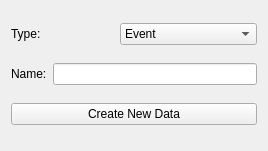
First picture: the form in src/WhiskerToolbox/DataManager_Widget/NewDataWidget/NewDataWidget.ui, repository paulmthompson/WhiskerToolbox, before the edit.
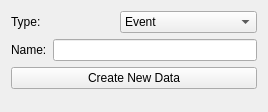
Second picture: the form after the edit.

Commit message: better ui layout for machine learning widget

What changed in the file:
```diff
--- a/src/WhiskerToolbox/DataManager_Widget/NewDataWidget/NewDataWidget.ui
+++ b/src/WhiskerToolbox/DataManager_Widget/NewDataWidget/NewDataWidget.ui
@@ -7,7 +7,7 @@
     <x>0</x>
     <y>0</y>
     <width>268</width>
-    <height>151</height>
+    <height>112</height>
    </rect>
   </property>
   <property name="windowTitle">
@@ -94,6 +94,19 @@
      </property>
     </widget>
    </item>
+   <item>
+    <spacer name="verticalSpacer">
+     <property name="orientation">
+      <enum>Qt::Orientation::Vertical</enum>
+     </property>
+     <property name="sizeHint" stdset="0">
+      <size>
+       <width>20</width>
+       <height>40</height>
+      </size>
+     </property>
+    </spacer>
+   </item>
   </layout>
  </widget>
  <resources/>
```
The commit also changes 7 other files.
